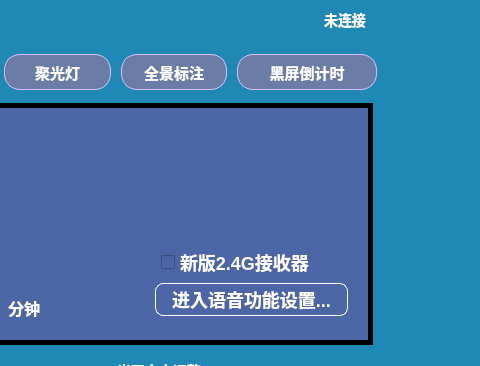
This is EasyPointer/mainwindow.ui in wlffeng2008/EasyPointer as Qt 5 draws it before an edit; both pictures show x 360 to 840 and y 0 to 366 of the 840 by 520 pixel window. The edited form follows.
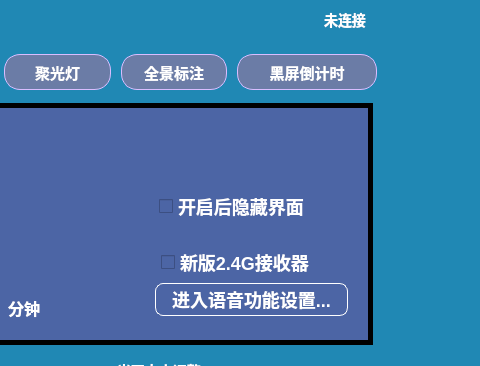
This is the edited form. The open tabs and pages were chosen to show the change. Icons and pictures are not drawn. Custom widgets are drawn as their Qt base class.

The edit to the form file:
```diff
--- a/EasyPointer/mainwindow.ui
+++ b/EasyPointer/mainwindow.ui
@@ -436,6 +436,22 @@
           <string>新版2.4G接收器 </string>
          </property>
         </widget>
+        <widget class="QCheckBox" name="checkBoxHideWin">
+         <property name="geometry">
+          <rect>
+           <x>386</x>
+           <y>92</y>
+           <width>191</width>
+           <height>22</height>
+          </rect>
+         </property>
+         <property name="cursor">
+          <cursorShape>PointingHandCursor</cursorShape>
+         </property>
+         <property name="text">
+          <string>开启后隐藏界面</string>
+         </property>
+        </widget>
        </widget>
        <widget class="QWidget" name="page05">
         <property name="styleSheet">
```
Left out of the diff: 6 changed lines with no effect on the pictures.
